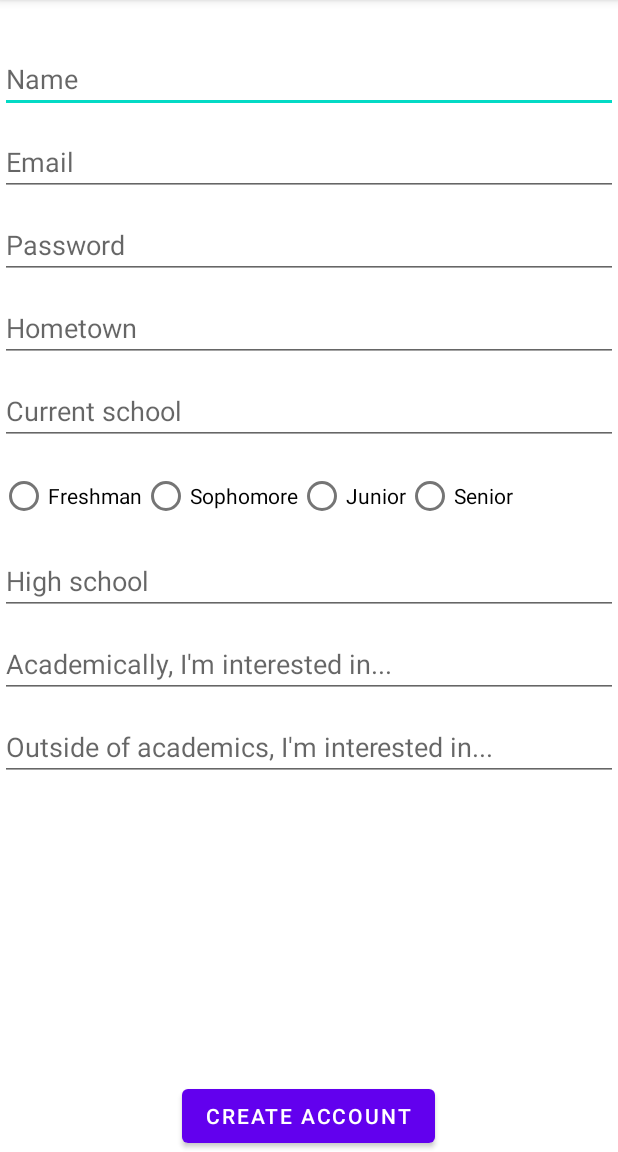
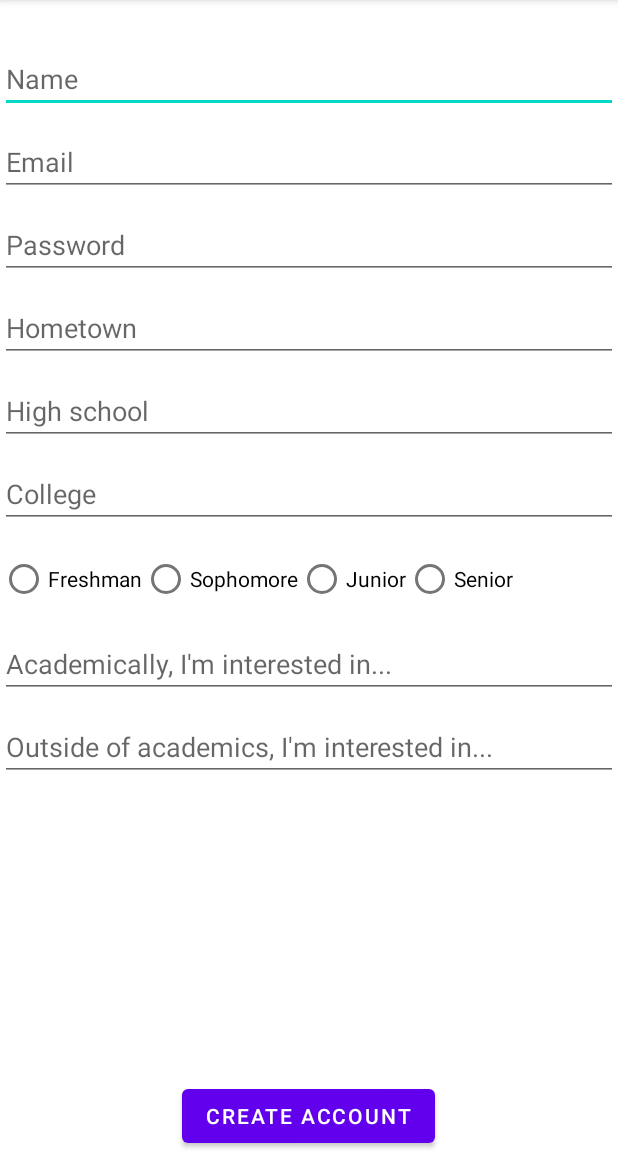
Before and after one commit to janelle-cheung/CoCo, an Android app: the SignupActivity screen opened directly, with no data from a screen before it, on a phone screen of 412 x 824 dp, the part 84-1236 px from its top. Run offline under Robolectric (Android 15) with nearby library versions, the light colour scheme and no system bars; libraries missing offline, so code that uses them is left out: com.codepath.asynchttpclient, com.parse; 1 statement that could not run was skipped.

Commit message:
Autocomplete college suggestions appear when college student registers for new account

```diff
--- a/app/src/main/java/com/example/collegeconnect/activities/SignupActivity.java
+++ b/app/src/main/java/com/example/collegeconnect/activities/SignupActivity.java
@@ -5,12 +5,18 @@ import androidx.appcompat.app.AppCompatActivity;
 
 import android.content.Intent;
 import android.os.Bundle;
+import android.text.Editable;
+import android.text.TextWatcher;
 import android.util.Log;
 import android.view.View;
+import android.widget.AdapterView;
+import android.widget.ArrayAdapter;
 import android.widget.Button;
 import android.widget.EditText;
 import android.widget.Toast;
 
+import com.codepath.asynchttpclient.callback.JsonHttpResponseHandler;
+import com.example.collegeconnect.CollegeAIClient;
 import com.example.collegeconnect.R;
 import com.example.collegeconnect.databinding.ActivityMainBinding;
 import com.example.collegeconnect.databinding.ActivitySignupBinding;
@@ -20,11 +26,23 @@ import com.parse.ParseException;
 import com.parse.ParseUser;
 import com.parse.SignUpCallback;
 
+import org.json.JSONArray;
+import org.json.JSONException;
+import org.json.JSONObject;
+
+import java.util.ArrayList;
+import java.util.List;
+
+import okhttp3.Headers;
+
 public class SignupActivity extends AppCompatActivity {
 
     public static final String TAG = "SignupActivity";
     private ActivitySignupBinding binding;
     private String type;
+    private List<String> suggestionIds;
+    private ArrayAdapter<String> arrayAdapter;
+    private String college_id;
 
     @Override
     protected void onCreate(Bundle savedInstanceState) {
@@ -35,6 +53,30 @@ public class SignupActivity extends AppCompatActivity {
         type = getIntent().getStringExtra(SelectTypeActivity.KEY_TYPE);
         if (type.equals("high school")) { binding.etHighSchool.setVisibility(View.GONE); }
 
+        List<String> suggestions = new ArrayList<>();
+        suggestionIds = new ArrayList<>();
+        arrayAdapter = new ArrayAdapter<>(this, android.R.layout.simple_dropdown_item_1line, suggestions);
+        binding.aetCollegeAutoComplete.setAdapter(arrayAdapter);
+        binding.aetCollegeAutoComplete.addTextChangedListener(new TextWatcher() {
+            @Override
+            public void beforeTextChanged(CharSequence s, int start, int count, int after) { }
+
+            @Override
+            public void onTextChanged(CharSequence s, int start, int before, int count) {
+                getAutoComplete();
+            }
+
+            @Override
+            public void afterTextChanged(Editable s) {}
+        });
+
+        binding.aetCollegeAutoComplete.setOnItemClickListener(new AdapterView.OnItemClickListener() {
+            @Override
+            public void onItemClick(AdapterView<?> parent, View view, int position, long id) {
+                college_id = suggestionIds.get(position);
+            }
+        });
+
         binding.btnSignup.setOnClickListener(new View.OnClickListener() {
             @Override
             public void onClick(View v) {
@@ -42,7 +84,48 @@ public class SignupActivity extends AppCompatActivity {
                     Toast.makeText(SignupActivity.this, "Fields cannot be left blank", Toast.LENGTH_SHORT).show();
                     return;
                 }
+                createNewUser();
+            }
+        });
+    }
 
+    private void getAutoComplete() {
+        String collegeInput = binding.aetCollegeAutoComplete.getText().toString();
+        CollegeAIClient.getAutoComplete(collegeInput, new JsonHttpResponseHandler() {
+            @Override
+            public void onSuccess(int statusCode, Headers headers, JSON json) {
+                JSONObject jsonObject = json.jsonObject;
+                try {
+                    String success = jsonObject.getString("success");
+                    if (success.equals("false")) {
+                        Log.e(TAG, "GET request returned but is unsuccessful in getting data");
+                        return;
+                    }
+                    arrayAdapter.clear();
+                    suggestionIds.clear();
+                    JSONArray collegeList = jsonObject.getJSONArray("collegeList");
+                    for (int i = 0; i < collegeList.length(); i++) {
+                        arrayAdapter.add(collegeList.getJSONObject(i).getString("name"));
+                        suggestionIds.add(collegeList.getJSONObject(i).getString("unitId"));
+                    }
+                    // Force the adapter to filter itself, necessary to show new data.
+                    // Filter based on the current text because api call is asynchronous.
+                    arrayAdapter.getFilter().filter(collegeInput, null);
+
+                    Log.i(TAG, "NOTIFY DATA SET CHANGED BITCH");
+                } catch (JSONException e) {
+                    Log.d(TAG, "Hit JSON exception ", e);
+                }
+            }
+
+            @Override
+            public void onFailure(int statusCode, Headers headers, String response, Throwable e) {
+                Log.e(TAG, "GET request for autocomplete failed ", e);
+            }
+        });
+    }
+
+    private void createNewUser() {
         // Get what grade the user selected
         String grade;
         switch (binding.rGroupGrade.getCheckedRadioButtonId()) {
@@ -59,16 +142,18 @@ public class SignupActivity extends AppCompatActivity {
         user.setEmail(binding.etEmail.getText().toString());
         user.setPassword(binding.etPassword.getText().toString());
         user.setType(type);
+        user.setHighSchool(binding.etHighSchool.getText().toString());
         user.setFrom(binding.etFrom.getText().toString());
-                user.setSchool(binding.etSchool.getText().toString());
         user.setAcademics(binding.etAcademics.getText().toString());
         user.setExtracurriculars(binding.etExtracurriculars.getText().toString());
         user.setGrade(grade);
+
         if (type.equals("college")) {
-                    user.setHighSchool(binding.etHighSchool.getText().toString());
+            user.setCollege(binding.aetCollegeAutoComplete.getText().toString());
+            user.setCollegeUnitId(college_id);
         }
 
-                // Send request to Parse to save new user\
+        // Send request to Parse to save new user
         user.signUpInBackground(new SignUpCallback() {
             @Override
             public void done(ParseException e) {
@@ -83,8 +168,6 @@ public class SignupActivity extends AppCompatActivity {
             }
         });
     }
-        });
-    }
 
     // Check if user filled out all fields
     private boolean fieldsValid() {
@@ -92,7 +175,6 @@ public class SignupActivity extends AppCompatActivity {
         if (binding.etEmail.getText().toString().isEmpty()) return false;
         if (binding.etPassword.getText().toString().isEmpty()) return false;
         if (binding.etFrom.getText().toString().isEmpty()) return false;
-        if (binding.etSchool.getText().toString().isEmpty()) return false;
         if (binding.rGroupGrade.getCheckedRadioButtonId() == -1) return false;
         if (binding.etAcademics.getText().toString().isEmpty()) return false;
         if (binding.etExtracurriculars.getText().toString().isEmpty()) return false;
--- a/app/src/main/java/com/example/collegeconnect/activities/StartConversationActivity.java
+++ b/app/src/main/java/com/example/collegeconnect/activities/StartConversationActivity.java
@@ -64,7 +64,7 @@ public class StartConversationActivity extends AppCompatActivity {
         String otherUserName = otherUser.getUsername();
 
         binding.tvName.setText(otherUserName);
-        binding.tvGradeAndSchool.setText(String.format("%s at %s", otherUser.getGrade(), otherUser.getSchool()));
+        binding.tvGradeAndSchool.setText(String.format("%s at %s", otherUser.getGrade(), otherUser.getCollege()));
         if (otherUser.hasProfileImage()) {
             Glide.with(this)
                     .load(otherUser.getProfileImageUrl())
--- a/app/src/main/java/com/example/collegeconnect/ui/profile/ProfileFragment.java
+++ b/app/src/main/java/com/example/collegeconnect/ui/profile/ProfileFragment.java
@@ -64,8 +64,11 @@ public class ProfileFragment extends Fragment {
 
     public void displayInfo() {
         binding.tvName.setText(userShown.getUsername());
+        String currSchool;
+        if (userShown.isInHighSchool()) { currSchool = userShown.getHighSchool(); }
+        else { currSchool = userShown.getCollege(); }
         binding.tvGradeAndSchool.setText(
-                String.format("%s at %s", userShown.getGrade(), userShown.getSchool()));
+                String.format("%s at %s", userShown.getGrade(), currSchool));
         binding.tvFromValue.setText(userShown.getFrom());
         binding.tvExtracurricularsValue.setText(userShown.getExtracurriculars());
         binding.tvAcademicsValue.setText(userShown.getAcademics());
--- a/app/src/main/res/layout/activity_signup.xml
+++ b/app/src/main/res/layout/activity_signup.xml
@@ -7,7 +7,6 @@
     android:layout_height="match_parent"
     android:layout_margin="30dp"
     tools:context=".activities.SignupActivity">
-
 
     <EditText
         android:id="@+id/etName"
@@ -42,18 +41,26 @@
         android:hint="@string/from" />
 
     <EditText
-        android:id="@+id/etSchool"
+        android:id="@+id/etHighSchool"
         android:layout_width="match_parent"
         android:layout_height="wrap_content"
         android:layout_below="@+id/etFrom"
         android:layout_marginTop="10dp"
-        android:hint="@string/school" />
+        android:hint="@string/high_school" />
+
+    <AutoCompleteTextView
+        android:id="@+id/aetCollegeAutoComplete"
+        android:layout_width="match_parent"
+        android:layout_height="wrap_content"
+        android:layout_below="@+id/etHighSchool"
+        android:layout_marginTop="10dp"
+        android:hint="@string/college" />
 
     <RadioGroup
         android:id="@+id/rGroupGrade"
         android:layout_width="match_parent"
         android:layout_height="wrap_content"
-        android:layout_below="@+id/etSchool"
+        android:layout_below="@+id/aetCollegeAutoComplete"
         android:layout_marginTop="10dp"
         android:orientation="horizontal">
 
@@ -83,18 +90,10 @@
     </RadioGroup>
 
     <EditText
-        android:id="@+id/etHighSchool"
+        android:id="@+id/etAcademics"
         android:layout_width="match_parent"
         android:layout_height="wrap_content"
         android:layout_below="@+id/rGroupGrade"
-        android:layout_marginTop="10dp"
-        android:hint="@string/high_school" />
-
-    <EditText
-        android:id="@+id/etAcademics"
-        android:layout_width="match_parent"
-        android:layout_height="wrap_content"
-        android:layout_below="@+id/etHighSchool"
         android:layout_marginTop="10dp"
         android:hint="@string/academics_prompt" />
 
--- a/app/src/main/res/values/strings.xml
+++ b/app/src/main/res/values/strings.xml
@@ -12,7 +12,6 @@
     <string name="from">Hometown</string>
     <string name="high_school">High school</string>
     <string name="college">College</string>
-    <string name="school">Current school</string>
     <string name="freshman">Freshman</string>
     <string name="sophomore">Sophomore</string>
     <string name="junior">Junior</string>
```
Also changed, not shown: app/src/main/java/com/example/collegeconnect/CollegeAIClient.java (+11 -2 lines), app/src/main/java/com/example/collegeconnect/models/User.java (+8 -3 lines), app/src/main/java/com/example/collegeconnect/ui/CollegeDetailsFragment.java (+4 -4 lines). Lines whose indentation alone changed are shown as unchanged.
